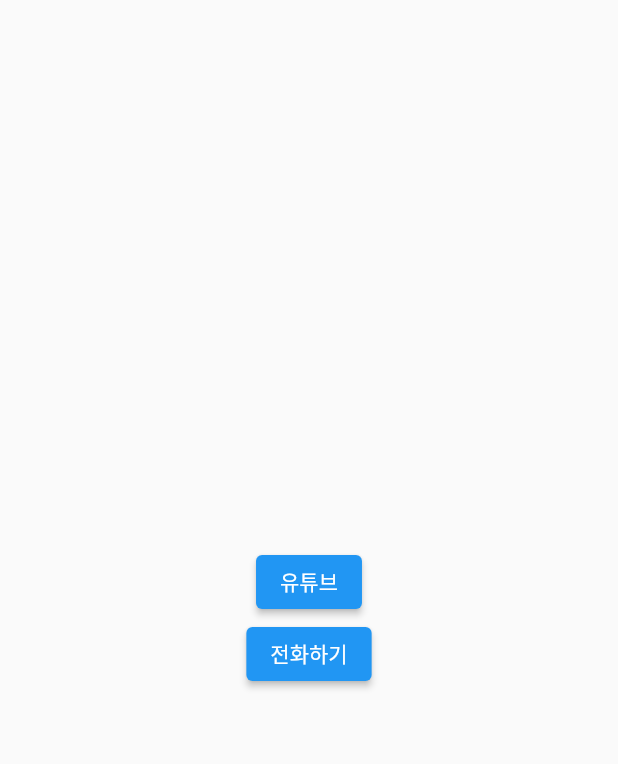
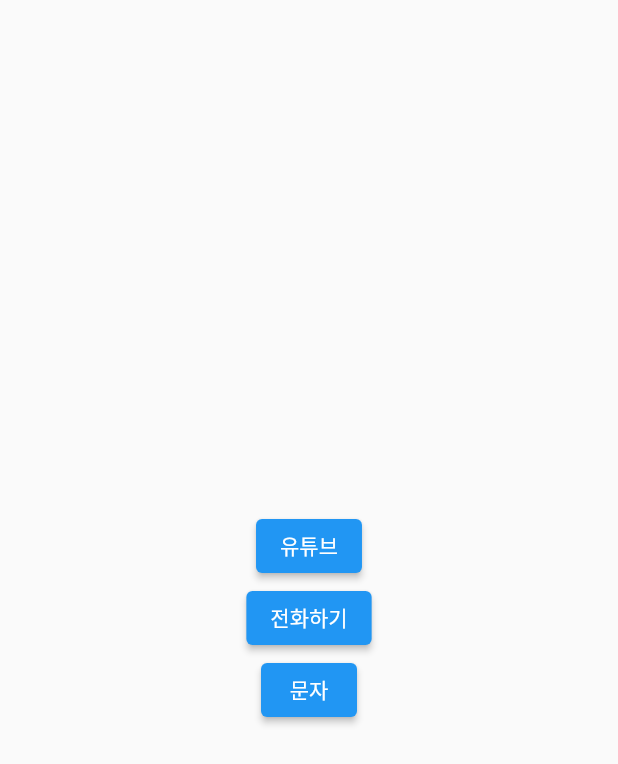
Before and after one commit to Yoochanhong/Flutter_Packages, a Flutter app: the screen it shows after launch, on a phone screen of 412 x 824 dp. Shown: the top 764 px of the screen. Run offline on Flutter 3.47's test engine with Material 2 defaults, Android fonts, the phone set to English and light mode, and no system bars; our stand-ins replace battery_plus, flutter_native_splash.

Commit message:
문자 보내기 버튼 추가

```diff
--- a/urlLauncher/lib/main.dart
+++ b/urlLauncher/lib/main.dart
@@ -41,7 +41,12 @@
                 launchUrl(Uri.parse('tel: 010 6286 3930'));
               },
               child: Text('전화하기'),
-            )
+            ),
+            ElevatedButton(
+                onPressed: () {
+                  launchUrl(Uri.parse('sms: 010 6286 3930'));
+                },
+                child: Text('문자')),
           ],
         ),
       ),
```
